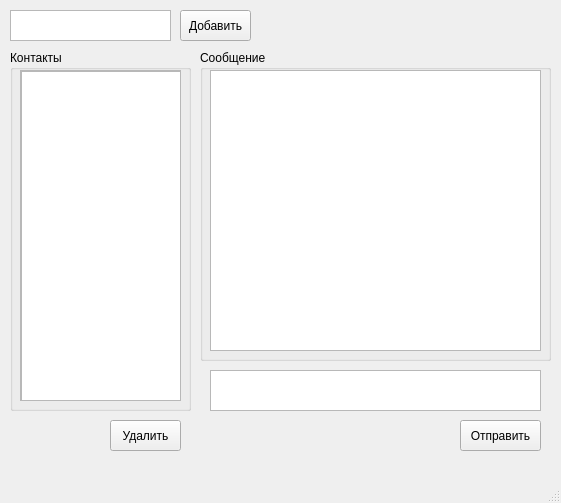
Old version of the form gui/ui/client_chat.ui in the repository dmitricus/python-message-lessons.
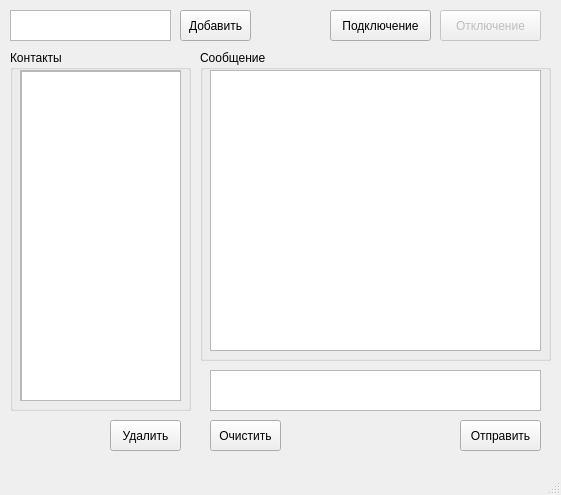
New version of the form.

```diff
--- a/gui/ui/client_chat.ui
+++ b/gui/ui/client_chat.ui
@@ -7,7 +7,7 @@
     <x>0</x>
     <y>0</y>
     <width>561</width>
-    <height>503</height>
+    <height>495</height>
    </rect>
   </property>
   <property name="windowTitle">
@@ -142,6 +142,48 @@
      </property>
     </widget>
    </widget>
+   <widget class="QPushButton" name="clearTextButton">
+    <property name="geometry">
+     <rect>
+      <x>210</x>
+      <y>420</y>
+      <width>71</width>
+      <height>31</height>
+     </rect>
+    </property>
+    <property name="text">
+     <string>Очистить</string>
+    </property>
+   </widget>
+   <widget class="QPushButton" name="connectButton">
+    <property name="geometry">
+     <rect>
+      <x>330</x>
+      <y>10</y>
+      <width>101</width>
+      <height>31</height>
+     </rect>
+    </property>
+    <property name="text">
+     <string>Подключение</string>
+    </property>
+   </widget>
+   <widget class="QPushButton" name="disconnectButton">
+    <property name="enabled">
+     <bool>false</bool>
+    </property>
+    <property name="geometry">
+     <rect>
+      <x>440</x>
+      <y>10</y>
+      <width>101</width>
+      <height>31</height>
+     </rect>
+    </property>
+    <property name="text">
+     <string>Отключение</string>
+    </property>
+   </widget>
    <zorder>pushButtonAddContact</zorder>
    <zorder>textEditUsername</zorder>
    <zorder>pushButtonDelContact</zorder>
@@ -150,7 +192,8 @@
    <zorder>groupBox</zorder>
    <zorder>groupBox_2</zorder>
   </widget>
-  <widget class="QMenuBar" name="menubar">
+  <widget class="QStatusBar" name="statusbar"/>
+  <widget class="QMenuBar" name="menuBar">
    <property name="geometry">
     <rect>
      <x>0</x>
@@ -160,7 +203,6 @@
     </rect>
    </property>
   </widget>
-  <widget class="QStatusBar" name="statusbar"/>
  </widget>
  <resources/>
  <connections/>
```
Left out of the diff: 3 changed lines with no effect on the pictures.
